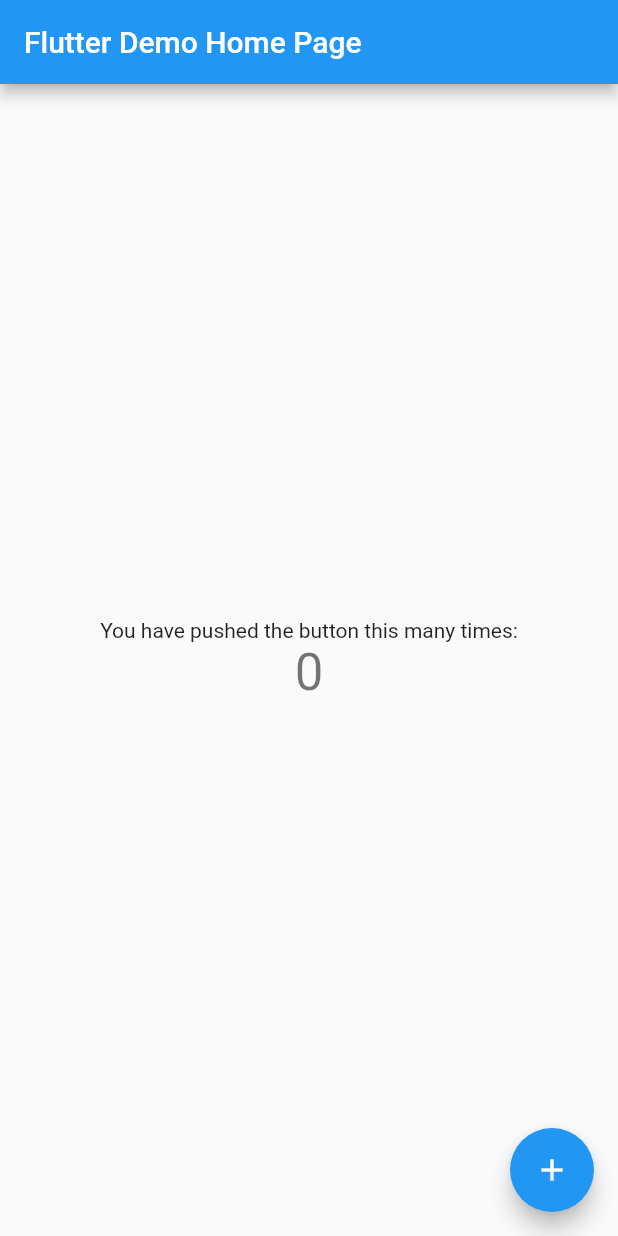
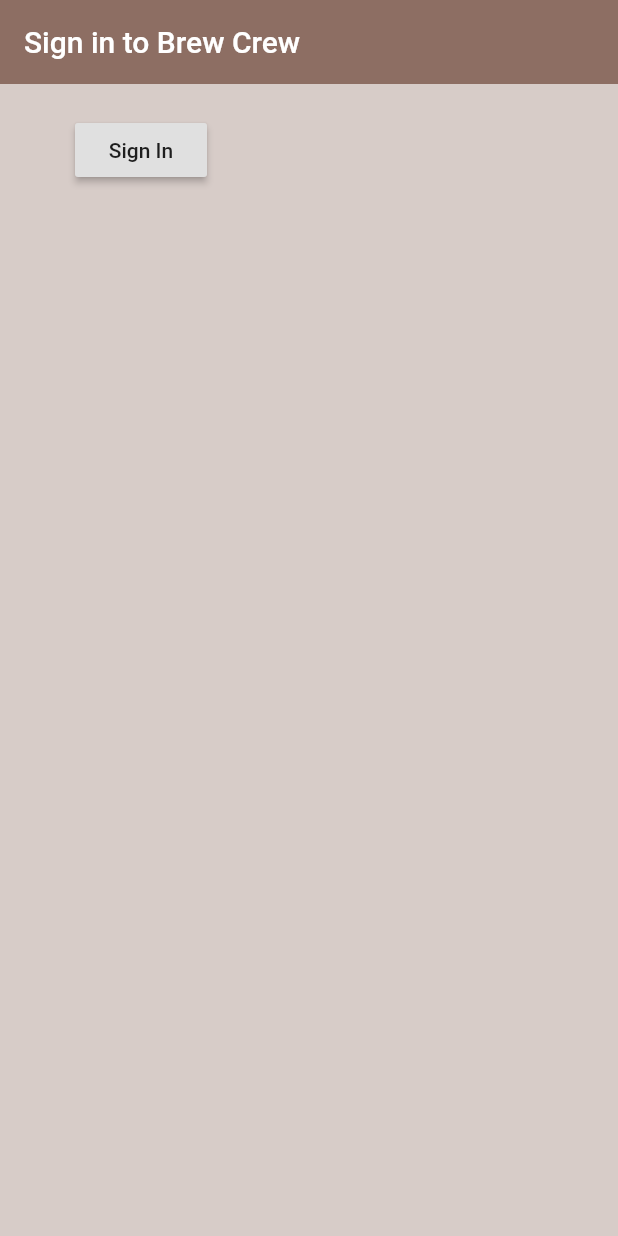
Before and after one commit to sanishj007/Brew-Crew, a Flutter app: the screen it shows after launch, on a phone screen of 412 x 824 dp. Run offline on Flutter 3.47's test engine with Material 2 defaults, Android fonts, the phone set to English and light mode, and no system bars; our stand-ins replace firebase_auth, firebase_core; accounts and stored records are empty.

```diff
--- a/lib/main.dart
+++ b/lib/main.dart
@@ -1,115 +1,18 @@
+import 'package:brew_crew/screens/wrapper.dart';
 import 'package:flutter/material.dart';
+import 'package:firebase_core/firebase_core.dart';
 
-void main() {
-  runApp(const MyApp());
+void main() async{
+  WidgetsFlutterBinding.ensureInitialized();
+  await Firebase.initializeApp();
+  runApp(MyApp());
 }
 
 class MyApp extends StatelessWidget {
-  const MyApp({Key? key}) : super(key: key);
-
-  // This widget is the root of your application.
   @override
   Widget build(BuildContext context) {
     return MaterialApp(
-      title: 'Flutter Demo',
-      theme: ThemeData(
-        // This is the theme of your application.
-        //
-        // Try running your application with "flutter run". You'll see the
-        // application has a blue toolbar. Then, without quitting the app, try
-        // changing the primarySwatch below to Colors.green and then invoke
-        // "hot reload" (press "r" in the console where you ran "flutter run",
-        // or simply save your changes to "hot reload" in a Flutter IDE).
-        // Notice that the counter didn't reset back to zero; the application
-        // is not restarted.
-        primarySwatch: Colors.blue,
-      ),
-      home: const MyHomePage(title: 'Flutter Demo Home Page'),
+      home: Wrapper(),
     );
   }
 }
-
-class MyHomePage extends StatefulWidget {
-  const MyHomePage({Key? key, required this.title}) : super(key: key);
-
-  // This widget is the home page of your application. It is stateful, meaning
-  // that it has a State object (defined below) that contains fields that affect
-  // how it looks.
-
-  // This class is the configuration for the state. It holds the values (in this
-  // case the title) provided by the parent (in this case the App widget) and
-  // used by the build method of the State. Fields in a Widget subclass are
-  // always marked "final".
-
-  final String title;
-
-  @override
-  State<MyHomePage> createState() => _MyHomePageState();
-}
-
-class _MyHomePageState extends State<MyHomePage> {
-  int _counter = 0;
-
-  void _incrementCounter() {
-    setState(() {
-      // This call to setState tells the Flutter framework that something has
-      // changed in this State, which causes it to rerun the build method below
-      // so that the display can reflect the updated values. If we changed
-      // _counter without calling setState(), then the build method would not be
-      // called again, and so nothing would appear to happen.
-      _counter++;
-    });
-  }
-
-  @override
-  Widget build(BuildContext context) {
-    // This method is rerun every time setState is called, for instance as done
-    // by the _incrementCounter method above.
-    //
-    // The Flutter framework has been optimized to make rerunning build methods
-    // fast, so that you can just rebuild anything that needs updating rather
-    // than having to individually change instances of widgets.
-    return Scaffold(
-      appBar: AppBar(
-        // Here we take the value from the MyHomePage object that was created by
-        // the App.build method, and use it to set our appbar title.
-        title: Text(widget.title),
-      ),
-      body: Center(
-        // Center is a layout widget. It takes a single child and positions it
-        // in the middle of the parent.
-        child: Column(
-          // Column is also a layout widget. It takes a list of children and
-          // arranges them vertically. By default, it sizes itself to fit its
-          // children horizontally, and tries to be as tall as its parent.
-          //
-          // Invoke "debug painting" (press "p" in the console, choose the
-          // "Toggle Debug Paint" action from the Flutter Inspector in Android
-          // Studio, or the "Toggle Debug Paint" command in Visual Studio Code)
-          // to see the wireframe for each widget.
-          //
-          // Column has various properties to control how it sizes itself and
-          // how it positions its children. Here we use mainAxisAlignment to
-          // center the children vertically; the main axis here is the vertical
-          // axis because Columns are vertical (the cross axis would be
-          // horizontal).
-          mainAxisAlignment: MainAxisAlignment.center,
-          children: <Widget>[
-            const Text(
-              'You have pushed the button this many times:',
-            ),
-            Text(
-              '$_counter',
-              style: Theme.of(context).textTheme.headline4,
-            ),
-          ],
-        ),
-      ),
-      floatingActionButton: FloatingActionButton(
-        onPressed: _incrementCounter,
-        tooltip: 'Increment',
-        child: const Icon(Icons.add),
-      ), // This trailing comma makes auto-formatting nicer for build methods.
-    );
-  }
-}
--- /dev/null
+++ b/lib/screens/authenticate/authenticate.dart
@@ -0,0 +1,18 @@
+import 'package:brew_crew/screens/authenticate/sign_in.dart';
+import 'package:flutter/material.dart';
+
+class Authenticate extends StatefulWidget {
+  const Authenticate({Key? key}) : super(key: key);
+
+  @override
+  _AuthenticateState createState() => _AuthenticateState();
+}
+
+class _AuthenticateState extends State<Authenticate> {
+  @override
+  Widget build(BuildContext context) {
+    return Container(
+      child: SignIn(),
+    );
+  }
+}
--- /dev/null
+++ b/lib/screens/authenticate/sign_in.dart
@@ -0,0 +1,41 @@
+import 'package:brew_crew/services/auth.dart';
+import 'package:flutter/material.dart';
+
+class SignIn extends StatefulWidget {
+  const SignIn({Key? key}) : super(key: key);
+
+  @override
+  State<SignIn> createState() => _SignInState();
+}
+
+class _SignInState extends State<SignIn> {
+
+  final AuthService _auth =AuthService();
+
+  @override
+  Widget build(BuildContext context) {
+    return Scaffold(
+      backgroundColor: Colors.brown[100],
+      appBar: AppBar(
+        backgroundColor: Colors.brown[400],
+        elevation: 0.0,
+        title: Text('Sign in to Brew Crew'),
+      ),
+      body: Container(
+        padding: EdgeInsets.symmetric(vertical: 20.0, horizontal: 50.0),
+        child: RaisedButton(
+          child: Text('Sign In'),
+          onPressed: () async{
+            dynamic result = await _auth.signInAnonymous();
+            if(result == null){
+              print('Error Signing In');
+            }else{
+              print('Signed In');
+              print(result);
+            }
+          },
+        ),
+      ),
+    );
+  }
+}
--- /dev/null
+++ b/lib/screens/wrapper.dart
@@ -0,0 +1,14 @@
+import 'package:brew_crew/screens/authenticate/authenticate.dart';
+import 'package:brew_crew/screens/home/home.dart';
+import 'package:flutter/material.dart';
+
+class Wrapper extends StatelessWidget {
+  const Wrapper({Key? key}) : super(key: key);
+
+
+
+  @override
+  Widget build(BuildContext context) {
+    return Authenticate();
+  }
+}
--- a/pubspec.yaml
+++ b/pubspec.yaml
@@ -30,10 +30,11 @@ dependencies:
   flutter:
     sdk: flutter
 
-
   # The following adds the Cupertino Icons font to your application.
   # Use with the CupertinoIcons class for iOS style icons.
   cupertino_icons: ^1.0.2
+  firebase_auth: ^3.6.2
+  cloud_firestore: ^3.4.3
 
 dev_dependencies:
   flutter_test:
```
Also changed, not shown: lib/screens/home/home.dart (added, +12 -0 lines), lib/services/auth.dart (added, +26 -0 lines), pubspec.lock, 4 other files.
